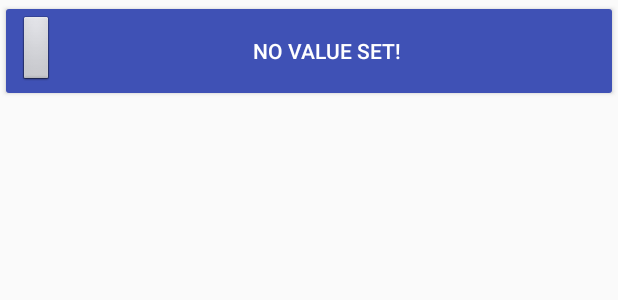
After one commit to zanardob/Worms-Soundboard, an Android app: the layout grid_item.xml on its own in the app's theme, with its tools: preview values and no code run, on a phone screen of 412 x 824 dp. The commit adds this screen. Shown: the top 300 px of the screen. Run offline under Robolectric (Android 15) with nearby library versions, the phone set to English and light mode, and no system bars.

Commit message:
Working with GridView, dissatisfied with layout

```diff
--- /dev/null
+++ b/app/src/main/res/layout/grid_item.xml
@@ -0,0 +1,23 @@
+<?xml version="1.0" encoding="utf-8"?>
+<TextView xmlns:android="http://schemas.android.com/apk/res/android"
+    style="@style/Widget.AppCompat.Button.Colored"
+    android:clickable="false"
+    android:focusable="false"
+    android:id="@+id/grid_item_button"
+    android:layout_width="match_parent"
+    android:layout_height="wrap_content"
+    android:layout_margin="0dp"
+    android:drawableStart="@android:drawable/btn_default"
+    android:text="No value set!" />
+
+<!--
+    style="@android:style/Widget.Button"
+    android:clickable="false"
+
+    <Button xmlns:android="http://schemas.android.com/apk/res/android"
+        android:id="@+id/grid_item_button"
+        android:layout_width="match_parent"
+        android:layout_height="wrap_content"
+        android:drawableStart="@android:drawable/btn_default"
+        android:text="@string/button_default" />
+-->
--- a/app/src/main/res/values/colors.xml
+++ b/app/src/main/res/values/colors.xml
@@ -2,5 +2,5 @@
 <resources>
     <color name="colorPrimary">#3F51B5</color>
     <color name="colorPrimaryDark">#303F9F</color>
-    <color name="colorAccent">#FF4081</color>
+    <color name="colorAccent">#3F51B5</color>
 </resources>
--- a/app/src/main/res/values/strings.xml
+++ b/app/src/main/res/values/strings.xml
@@ -1,5 +1,6 @@
 <resources>
     <string name="app_name">Worms Soundboard</string>
+    <string name="button_default">No value set!</string>
     <string name="button_attack">\tAtacar!</string>
     <string name="button_catch_this">\tPega essa!</string>
     <string name="button_coward">\tCovarde!</string>
```
Also changed, not shown: app/src/main/java/com/zanardo/wormssoundboard/MainActivity.java (+54 -37 lines), app/src/main/java/com/zanardo/wormssoundboard/Sound.java (added, +41 -0 lines), app/src/main/java/com/zanardo/wormssoundboard/SoundAdapter.java (added, +51 -0 lines), app/src/main/res/layout/activity_main.xml (+9 -49 lines), app/src/main/res/drawable/attack.png, app/src/main/res/drawable/catch_this.png (added), app/src/main/res/drawable/coward.png (added), app/src/main/res/drawable/did_you_see.png (added).
